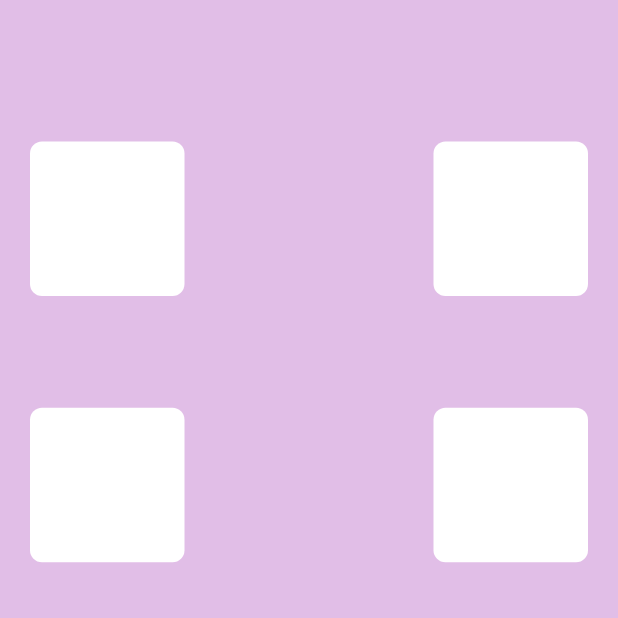
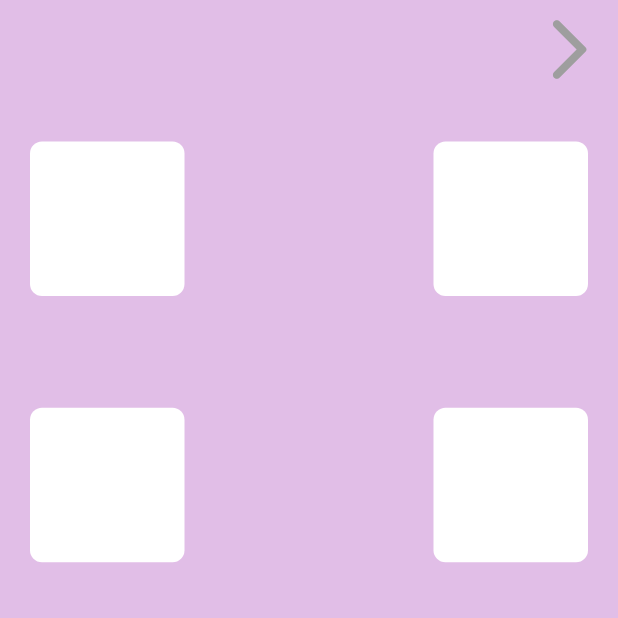
Before and after one commit to ziii19/canvas-challenge, a Flutter app: the CanvasChallenge screen opened directly, on a phone screen of 412 x 824 dp, the top half of it. Run offline on Flutter 3.47's test engine with Material 3 defaults, Android fonts, the phone set to English and light mode, and no system bars; statements that could not run were skipped.

```diff
--- a/lib/canvas_challenge.dart
+++ b/lib/screens/canvas_challenge/canvas_challenge.dart
@@ -1,5 +1,6 @@
 import 'dart:ui';
 
+import 'package:canvas_test_challenge/screens/fraction/fraction_page.dart';
 import 'package:flutter/material.dart';
 
 class CanvasChallenge extends StatefulWidget {
@@ -170,6 +171,22 @@ class _CanvasChallengeState extends State<CanvasChallenge>
                     ],
                   ),
                 ),
+                Align(
+                  alignment: Alignment.topRight,
+                  child: SafeArea(
+                    child: IconButton(
+                      onPressed: () {
+                        print('press');
+                        Navigator.of(context).pushAndRemoveUntil(
+                            MaterialPageRoute(
+                                builder: (context) => const FractionPage()),
+                            (route) => false);
+                      },
+                      icon: const Icon(Icons.arrow_forward_ios_rounded,
+                          color: Colors.grey, size: 50),
+                    ),
+                  ),
+                ),
               ],
             );
           },
```
